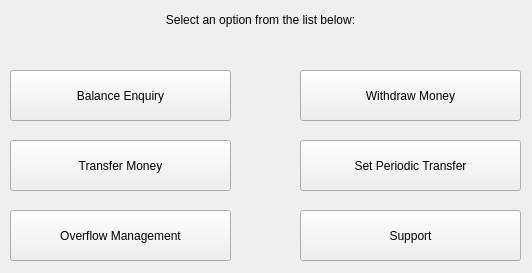
Qt form client/client/gui/widgets/menuwidget.ui (eugeniashurko/ATM) before a commit.
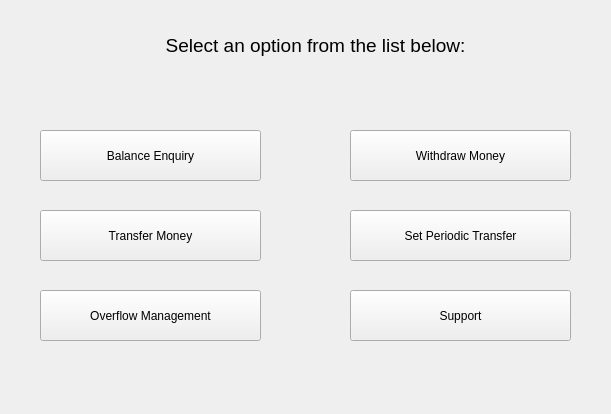
The same form after that commit.

```diff
--- a/client/client/gui/widgets/menuwidget.ui
+++ b/client/client/gui/widgets/menuwidget.ui
@@ -6,8 +6,8 @@
    <rect>
     <x>0</x>
     <y>0</y>
-    <width>532</width>
-    <height>273</height>
+    <width>611</width>
+    <height>414</height>
    </rect>
   </property>
   <property name="windowTitle">
@@ -16,8 +16,8 @@
   <widget class="QPushButton" name="balanceButton">
    <property name="geometry">
     <rect>
-     <x>10</x>
-     <y>70</y>
+     <x>40</x>
+     <y>130</y>
      <width>221</width>
      <height>51</height>
     </rect>
@@ -29,8 +29,8 @@
   <widget class="QPushButton" name="transferButton">
    <property name="geometry">
     <rect>
-     <x>10</x>
-     <y>140</y>
+     <x>40</x>
+     <y>210</y>
      <width>221</width>
      <height>51</height>
     </rect>
@@ -42,8 +42,8 @@
   <widget class="QPushButton" name="overflowButton">
    <property name="geometry">
     <rect>
-     <x>10</x>
-     <y>210</y>
+     <x>40</x>
+     <y>290</y>
      <width>221</width>
      <height>51</height>
     </rect>
@@ -55,8 +55,8 @@
   <widget class="QPushButton" name="withdrawButton">
    <property name="geometry">
     <rect>
-     <x>300</x>
-     <y>70</y>
+     <x>350</x>
+     <y>130</y>
      <width>221</width>
      <height>51</height>
     </rect>
@@ -68,8 +68,8 @@
   <widget class="QPushButton" name="periodicTrButton">
    <property name="geometry">
     <rect>
-     <x>300</x>
-     <y>140</y>
+     <x>350</x>
+     <y>210</y>
      <width>221</width>
      <height>51</height>
     </rect>
@@ -78,15 +78,18 @@
     <string>Set Periodic Transfer</string>
    </property>
   </widget>
-  <widget class="QLabel" name="withdrawMessage">
+  <widget class="QLabel" name="message">
    <property name="geometry">
     <rect>
-     <x>90</x>
-     <y>10</y>
-     <width>341</width>
-     <height>20</height>
+     <x>60</x>
+     <y>30</y>
+     <width>511</width>
+     <height>31</height>
     </rect>
    </property>
+   <property name="styleSheet">
+    <string notr="true">#message { font-size: 14pt; }</string>
+   </property>
    <property name="text">
     <string>Select an option from the list below:</string>
    </property>
@@ -97,8 +100,8 @@
   <widget class="QPushButton" name="supportButton">
    <property name="geometry">
     <rect>
-     <x>300</x>
-     <y>210</y>
+     <x>350</x>
+     <y>290</y>
      <width>221</width>
      <height>51</height>
     </rect>
```
